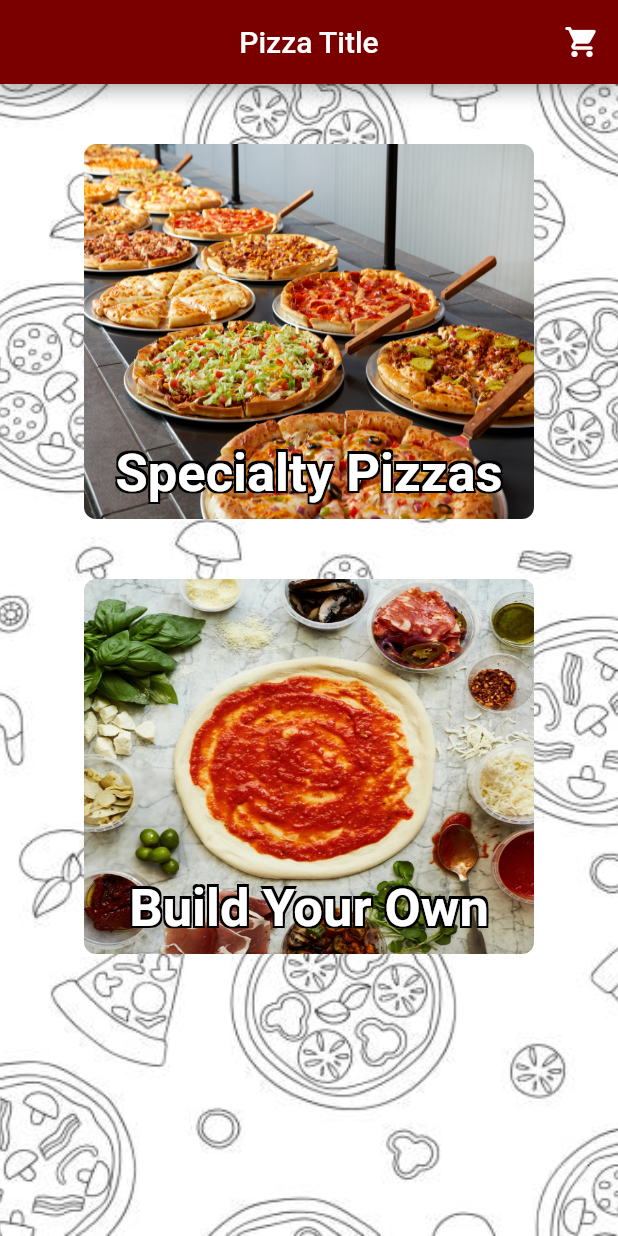
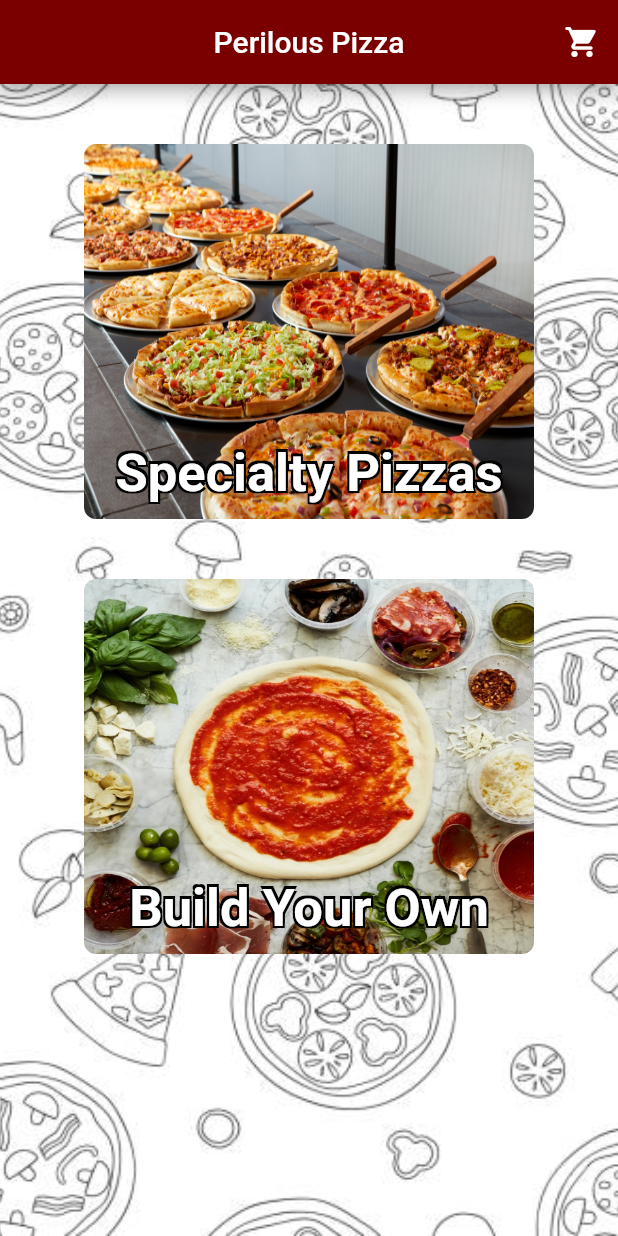
Before and after one commit to akhiljain99/PizzaApp, a Flutter app: the screen it shows after launch, on a phone screen of 412 x 824 dp. Run offline on Flutter 3.47's test engine with Material 2 defaults, Android fonts, the phone set to English and light mode, and no system bars.

Commit message:
Made Home Into Stateless Widget

```diff
--- a/lib/main.dart
+++ b/lib/main.dart
@@ -1,11 +1,14 @@
 import 'package:flutter/material.dart';
 import 'package:flutter/rendering.dart';
 
-void main() => runApp(
-      MaterialApp(
-        home: Scaffold(
+void main() => runApp(MaterialApp(home: Home()));
+
+class Home extends StatelessWidget {
+  @override
+  Widget build(BuildContext context) {
+    return Scaffold(
       appBar: AppBar(
-              title: Text('Pizza Title'),
+          title: Text('Perilous Pizza'),
           centerTitle: true,
           backgroundColor: Color.fromARGB(255, 122, 0, 0),
           actions: <Widget>[
@@ -140,6 +143,6 @@ void main() => runApp(
           ),
         ),
       ),
-        ),
-      ),
     );
+  }
+}
```
Lines whose indentation alone changed are shown as unchanged.
